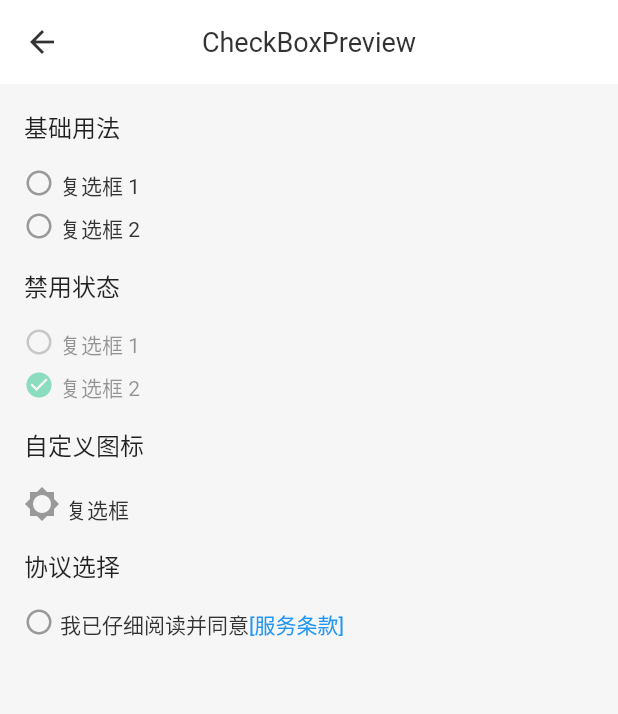
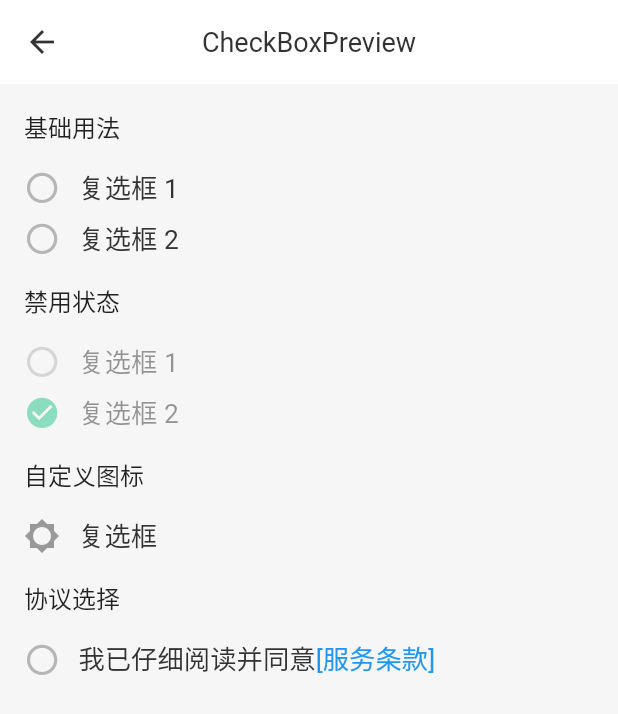
Before and after one commit to hello-coder-xu/voo, a Flutter app: the CheckBoxPage screen opened by its route, on a phone screen of 412 x 824 dp. Shown: the top 714 px of the screen. Run offline on Flutter 3.47's test engine with Material 2 defaults, Android fonts, the phone set to English and light mode, and no system bars; our stand-ins replace flutter_screenutil.

Commit message:
适配调整 - checkbox

```diff
--- a/example/lib/main.dart
+++ b/example/lib/main.dart
@@ -11,7 +11,7 @@ class MyApp extends StatelessWidget {
   @override
   Widget build(BuildContext context) {
     return ScreenUtilInit(
-      designSize: Size(750, 1080),
+      designSize: Size(750, 1334),
       allowFontScaling: false,
       child: MaterialApp(
         title: 'voo Demo',
--- a/example/lib/page/checkbox/index.dart
+++ b/example/lib/page/checkbox/index.dart
@@ -27,7 +27,7 @@ class CheckBoxPageState extends State<CheckBoxPage> {
             alignment: Alignment.centerLeft,
             child: VooCheckBox(
               value: baseValue1,
-              child: TextSpan(text: '复选框 1'),
+              child: '复选框 1',
               onChanged: (value) {
                 this.baseValue1 = value;
                 setState(() {});
@@ -39,7 +39,7 @@ class CheckBoxPageState extends State<CheckBoxPage> {
             margin: EdgeInsets.only(top: 8),
             child: VooCheckBox(
               value: baseValue2,
-              child: TextSpan(text: '复选框 2', style: TextStyle(color: VooColors.titleColor)),
+              child: '复选框 2',
               onChanged: (value) {
                 this.baseValue2 = value;
                 setState(() {});
@@ -60,7 +60,7 @@ class CheckBoxPageState extends State<CheckBoxPage> {
             child: VooCheckBox(
               value: false,
               enable: false,
-              child: TextSpan(text: '复选框 1'),
+              child: '复选框 1',
             ),
           ),
           Container(
@@ -69,7 +69,7 @@ class CheckBoxPageState extends State<CheckBoxPage> {
             child: VooCheckBox(
               value: true,
               enable: false,
-              child: TextSpan(text: '复选框 2', style: TextStyle(color: VooColors.titleColor)),
+              child: '复选框 2',
             ),
           )
         ],
@@ -84,7 +84,7 @@ class CheckBoxPageState extends State<CheckBoxPage> {
         value: customValue,
         selectIcon: Icon(Icons.brightness_7, color: VooColors.accentColor),
         unSelectIcon: Icon(Icons.brightness_5, color: VooColors.subTitleColor),
-        child: TextSpan(text: '复选框'),
+        child: '复选框',
         onChanged: (value) {
           this.customValue = value;
           setState(() {});
@@ -95,7 +95,7 @@ class CheckBoxPageState extends State<CheckBoxPage> {
     children.add(Container(
       alignment: Alignment.centerLeft,
       margin: EdgeInsets.symmetric(horizontal: 16),
-      child: VooCheckBox(
+      child: VooCheckBoxRule(
         value: agreementValue,
         child: TextSpan(children: [
           TextSpan(text: '我已仔细阅读并同意'),
--- a/example/lib/page/form/index.dart
+++ b/example/lib/page/form/index.dart
@@ -129,7 +129,7 @@ class FormPageState extends State<FormPage> {
       child: Row(
         children: [
           VooCheckBox(
-            child: TextSpan(text: '复选框1'),
+            child: '复选框1',
             value: checkBox1,
             onChanged: (value) {
               checkBox1 = value;
@@ -138,7 +138,7 @@ class FormPageState extends State<FormPage> {
           ),
           SizedBox(width: 16),
           VooCheckBox(
-            child: TextSpan(text: '复选框2'),
+            child: '复选框2',
             value: checkBox2,
             onChanged: (value) {
               checkBox2 = value;
--- a/example/lib/page/terms/index.dart
+++ b/example/lib/page/terms/index.dart
@@ -30,7 +30,7 @@ class TermsPageState extends State<TermsPage> {
     children.add(Container(
       margin: EdgeInsets.symmetric(horizontal: 16),
       alignment: Alignment.centerLeft,
-      child: VooCheckBox(
+      child: VooCheckBoxRule(
         child: getSpanView(),
         value: checked1,
         onChanged: (value) {
@@ -55,7 +55,7 @@ class TermsPageState extends State<TermsPage> {
     children.add(Container(
       margin: EdgeInsets.symmetric(horizontal: 16),
       alignment: Alignment.centerLeft,
-      child: VooCheckBox(
+      child: VooCheckBoxRule(
         child: getSpanView(),
         value: checked2,
         onChanged: (value) {
--- a/lib/checkbox/voo_checkbox.dart
+++ b/lib/checkbox/voo_checkbox.dart
@@ -1,13 +1,13 @@
 import 'package:flutter/material.dart';
+import 'package:flutter_screenutil/screenutil.dart';
 import 'package:voo/checkbox/voo_checkbox_icon.dart';
 import 'package:voo/color/index.dart';
-
 
 ///复选框
 class VooCheckBox extends StatelessWidget {
   final Icon selectIcon;
   final Icon unSelectIcon;
-  final TextSpan child;
+  final String child;
   final bool value;
   final Function(bool value) onChanged;
   final bool enable;
@@ -25,15 +25,36 @@ class VooCheckBox extends StatelessWidget {
   Widget build(BuildContext context) {
     assert(value != null);
     Widget currentChild;
-    Widget checkBoxIcon = VooCheckBoxIcon(selectIcon: selectIcon, unSelectIcon: unSelectIcon, value: value);
+    Widget checkBoxIcon = VooCheckBoxIcon(
+      selectIcon: selectIcon,
+      unSelectIcon: unSelectIcon,
+      value: value,
+    );
     if (child == null) {
       currentChild = checkBoxIcon;
     } else {
       List<InlineSpan> children = [];
-      children.add(WidgetSpan(child: checkBoxIcon));
-      children.add(WidgetSpan(child: SizedBox(width: 4)));
-      children.add(child);
-      currentChild = Text.rich(TextSpan(children: children, style: TextStyle(color: VooColors.titleColor)), textAlign: TextAlign.left);
+      children.add(WidgetSpan(
+        child: checkBoxIcon,
+        alignment: PlaceholderAlignment.middle,
+      ));
+      children.add(WidgetSpan(
+        child: SizedBox(width: ScreenUtil().setWidth(22)),
+      ));
+      children.add(WidgetSpan(
+        alignment: PlaceholderAlignment.middle,
+        child: Text(
+          child,
+          style: TextStyle(
+            color: Color(0xff333333),
+            fontSize: ScreenUtil().setSp(32),
+          ),
+        ),
+      ));
+      currentChild = Text.rich(
+        TextSpan(children: children),
+        textAlign: TextAlign.center,
+      );
     }
     if (!enable) return Opacity(opacity: 0.5, child: currentChild);
     return GestureDetector(
@@ -46,3 +67,61 @@ class VooCheckBox extends StatelessWidget {
     if (onChanged != null) onChanged(!value);
   }
 }
+
+///复选框
+class VooCheckBoxRule extends StatelessWidget {
+  final Icon selectIcon;
+  final Icon unSelectIcon;
+  final TextSpan child;
+  final bool value;
+  final Function(bool value) onChanged;
+  final bool enable;
+
+  VooCheckBoxRule({
+    @required this.value,
+    this.onChanged,
+    this.child,
+    this.selectIcon,
+    this.unSelectIcon,
+    this.enable = true,
+  });
+
+  @override
+  Widget build(BuildContext context) {
+    assert(value != null);
+    Widget currentChild;
+    Widget checkBoxIcon = VooCheckBoxIcon(
+        selectIcon: selectIcon, unSelectIcon: unSelectIcon, value: value);
+    if (child == null) {
+      currentChild = checkBoxIcon;
+    } else {
+      List<InlineSpan> children = [];
+      children.add(WidgetSpan(
+        child: checkBoxIcon,
+        alignment: PlaceholderAlignment.middle,
+      ));
+      children.add(WidgetSpan(
+        child: SizedBox(width: ScreenUtil().setWidth(22)),
+      ));
+      children.add(child);
+      currentChild = Text.rich(
+        TextSpan(
+            children: children,
+            style: TextStyle(
+              color: Color(0xff333333),
+              fontSize: ScreenUtil().setSp(32),
+            )),
+        textAlign: TextAlign.left,
+      );
+    }
+    if (!enable) return Opacity(opacity: 0.5, child: currentChild);
+    return GestureDetector(
+      onTap: _onChanged,
+      child: currentChild,
+    );
+  }
+
+  void _onChanged() {
+    if (onChanged != null) onChanged(!value);
+  }
+}
--- a/lib/checkbox/voo_checkbox_icon.dart
+++ b/lib/checkbox/voo_checkbox_icon.dart
@@ -1,5 +1,5 @@
 import 'package:flutter/material.dart';
-import 'package:voo/voo.dart';
+import 'package:flutter_screenutil/flutter_screenutil.dart';
 
 ///复选框-图标
 class VooCheckBoxIcon extends StatelessWidget {
@@ -18,9 +18,19 @@ class VooCheckBoxIcon extends StatelessWidget {
     assert(value != null);
     Widget child;
     if (value) {
-      child = selectIcon ?? Icon(Icons.check_circle, size: 20, color: VooColors.accentColor);
+      child = selectIcon ??
+          Icon(
+            Icons.check_circle,
+            size: ScreenUtil().setWidth(44),
+            color: Color(0xff25c489),
+          );
     } else {
-      child = unSelectIcon ?? Icon(Icons.radio_button_unchecked, size: 20, color: VooColors.subTitleColor);
+      child = unSelectIcon ??
+          Icon(
+            Icons.radio_button_unchecked,
+            size: ScreenUtil().setWidth(44),
+            color: Color(0xffb6b6b6),
+          );
     }
     return child;
   }
```
